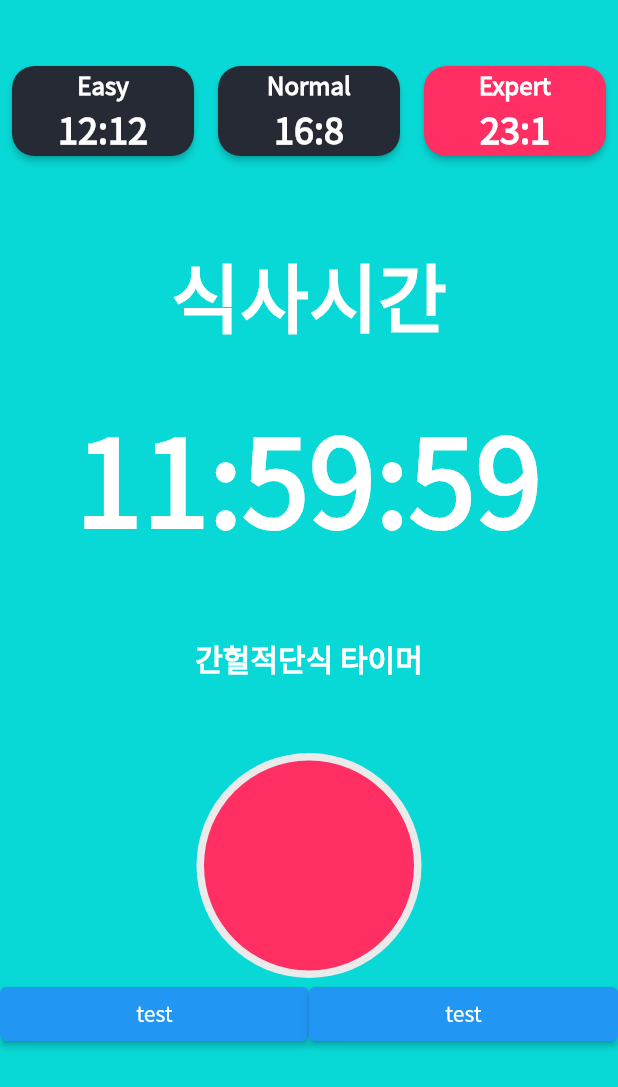
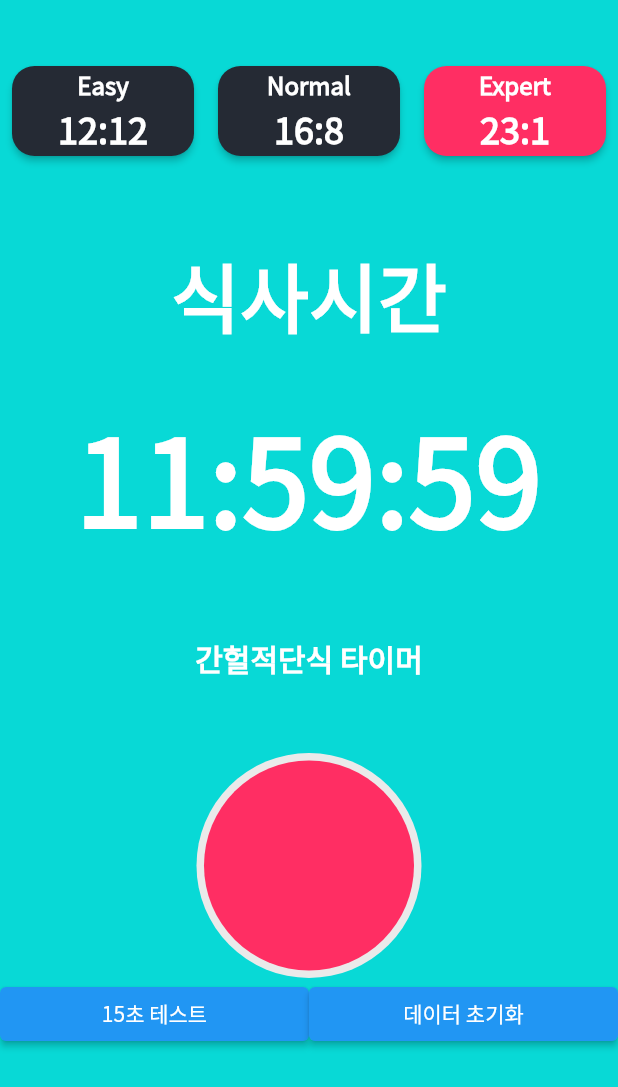
Before and after one commit to jungho1016/OneTouchTimer, a Flutter app: the screen it shows after launch, after a tap on "Easy", on a phone screen of 412 x 824 dp. Shown: the top 1087 px of the screen. Run offline on Flutter 3.47's test engine with Material 2 defaults, Android fonts, the light colour scheme and no system bars; our stand-ins replace flutter_local_notifications, get, google_mobile_ads, shared_preferences, timezone; missing offline and left inert: android_alarm_manager_plus; network calls fail.

Commit message:
Docs : 저장 기능 주석 처리

```diff
--- a/lib/presentation/main/main_controller.dart
+++ b/lib/presentation/main/main_controller.dart
@@ -23,7 +23,7 @@ class MainController extends GetxController with WidgetsBindingObserver {
     super.onInit();
     _setupBackgroundAlarm();
     WidgetsBinding.instance.addObserver(this);
-    restoreSavedData();
+    // restoreSavedData();
 
     BannerAd(
       adUnitId: AdHelper.bannerAdUnitId,
@@ -47,7 +47,7 @@ class MainController extends GetxController with WidgetsBindingObserver {
     WidgetsBinding.instance.removeObserver(this);
     _backgroundAlarmSubscription?.value.cancel();
     _timer?.cancel();
-    bannerAd?.dispose();
+    // bannerAd?.dispose();
     super.onClose();
   }
 
@@ -67,7 +67,7 @@ class MainController extends GetxController with WidgetsBindingObserver {
       if (!isTimerPaused) {
         if (eatTimeInSeconds > 0) {
           eatTimeInSeconds--;
-          saveDataOnExit(); // 데이터 저장
+          // saveDataOnExit(); // 데이터 저장
         } else {
           timer.cancel();
           Get.to(() => DietScreen(
@@ -113,12 +113,12 @@ class MainController extends GetxController with WidgetsBindingObserver {
     eatTimeInSeconds = eatHours * 3600;
     dietTimeInSeconds = dietHours * 3600;
     isTimerPaused = false;
-    saveDataOnExit(); // 데이터 저장
+    // saveDataOnExit(); // 데이터 저장
     _timer = Timer.periodic(const Duration(seconds: 1), (timer) {
       if (!isTimerPaused) {
         if (eatTimeInSeconds > 0) {
           eatTimeInSeconds--;
-          saveDataOnExit();
+          // saveDataOnExit();
           update(); // 데이터 저장
         } else {
           timer.cancel();
@@ -129,10 +129,10 @@ class MainController extends GetxController with WidgetsBindingObserver {
               title: '원터치 알람', body: '식사 시간이 완료되었습니다.', payload: 'test');
           update();
         }
-        if (eatTimeInSeconds == 0) {
-          lastEatTimeInSeconds =
-              dietTimeInSeconds; // eatTimeInSeconds가 0이 되면 값을 저장
-        }
+        // if (eatTimeInSeconds == 0) {
+        //   lastEatTimeInSeconds =
+        //       dietTimeInSeconds; // eatTimeInSeconds가 0이 되면 값을 저장
+        // }
       }
     });
   }
@@ -150,7 +150,7 @@ class MainController extends GetxController with WidgetsBindingObserver {
       if (!isTimerPaused) {
         if (eatTimeInSeconds > 0) {
           eatTimeInSeconds--;
-          saveDataOnExit();
+          // saveDataOnExit();
           update(); // 데이터 저장
         } else {
           timer.cancel();
@@ -161,10 +161,10 @@ class MainController extends GetxController with WidgetsBindingObserver {
               title: '원터치 알람', body: '식사 시간이 완료되었습니다.', payload: 'test');
           update();
         }
-        if (eatTimeInSeconds == 0) {
-          lastEatTimeInSeconds =
-              dietTimeInSeconds; // eatTimeInSeconds가 0이 되면 값을 저장
-        }
+        // if (eatTimeInSeconds == 0) {
+        //   lastEatTimeInSeconds =
+        //       dietTimeInSeconds; // eatTimeInSeconds가 0이 되면 값을 저장
+        // }
       }
     });
   }
@@ -180,35 +180,35 @@ class MainController extends GetxController with WidgetsBindingObserver {
     update();
   }
 
-  Future<void> restoreSavedData() async {
-    SharedPreferences prefs = await SharedPreferences.getInstance();
-
-    dietTimeInSeconds = prefs.getInt('dietTimeInSeconds') ?? 0;
-    int savedDietTimeInSeconds = prefs.getInt('dietTimeInSeconds') ?? 0;
-    int savedEatTimeInSeconds = prefs.getInt('eatTimeInSeconds') ?? 0;
-    int saveTime =
-        prefs.getInt('saveTime') ?? DateTime.now().millisecondsSinceEpoch;
-    print(' saveTime : $saveTime ');
-    int nowInSeconds =
-        ((DateTime.now().millisecondsSinceEpoch - saveTime) / 1000).round();
-    eatTimeInSeconds = savedEatTimeInSeconds - nowInSeconds;
-
-    if (eatTimeInSeconds == 0) {
-      dietTimeInSeconds = savedDietTimeInSeconds - nowInSeconds;
-    }
-
-    print('nowInSeconds  : $nowInSeconds');
-    isTimerPaused = prefs.getBool('isTimerPaused') ?? false;
-
-    if (!isTimerPaused && (eatTimeInSeconds > 0 || dietTimeInSeconds > 0)) {
-      if (eatTimeInSeconds == 0) {
-        dietTimeInSeconds =
-            lastEatTimeInSeconds; // eatTimeInSeconds가 0이면 저장된 값을 할당
-      }
-      startTimer1(eatTimeInSeconds, dietTimeInSeconds);
-      update(); // 타이머 시작
-    }
-  }
+  // Future<void> restoreSavedData() async {
+  //   SharedPreferences prefs = await SharedPreferences.getInstance();
+  //
+  //   dietTimeInSeconds = prefs.getInt('dietTimeInSeconds') ?? 0;
+  //   int savedDietTimeInSeconds = prefs.getInt('dietTimeInSeconds') ?? 0;
+  //   int savedEatTimeInSeconds = prefs.getInt('eatTimeInSeconds') ?? 0;
+  //   int saveTime =
+  //       prefs.getInt('saveTime') ?? DateTime.now().millisecondsSinceEpoch;
+  //   print(' saveTime : $saveTime ');
+  //   int nowInSeconds =
+  //       ((DateTime.now().millisecondsSinceEpoch - saveTime) / 1000).round();
+  //   eatTimeInSeconds = savedEatTimeInSeconds - nowInSeconds;
+  //
+  //   if (eatTimeInSeconds == 0) {
+  //     dietTimeInSeconds = savedDietTimeInSeconds - nowInSeconds;
+  //   }
+  //
+  //   print('nowInSeconds  : $nowInSeconds');
+  //   isTimerPaused = prefs.getBool('isTimerPaused') ?? false;
+  //
+  //   if (!isTimerPaused && (eatTimeInSeconds > 0 || dietTimeInSeconds > 0)) {
+  //     if (eatTimeInSeconds == 0) {
+  //       dietTimeInSeconds =
+  //           lastEatTimeInSeconds; // eatTimeInSeconds가 0이면 저장된 값을 할당
+  //     }
+  //     startTimer1(eatTimeInSeconds, dietTimeInSeconds);
+  //     update(); // 타이머 시작
+  //   }
+  // }
 
   // 로직 짜기
 
--- a/lib/presentation/main/main_screen.dart
+++ b/lib/presentation/main/main_screen.dart
@@ -11,7 +11,7 @@ class MainScreen extends GetView<MainController> with WidgetsBindingObserver {
 
   void onInit() {
     WidgetsBinding.instance.addObserver(this);
-    controller.restoreSavedData();
+    // controller.restoreSavedData();
   }
 
   void onClose() {
@@ -108,9 +108,9 @@ class MainScreen extends GetView<MainController> with WidgetsBindingObserver {
                   Expanded(
                     child: ElevatedButton(
                       onPressed: () {
-                        controller.startTimer1(30, 30);
+                        controller.startTimer1(15, 15);
                       },
-                      child: const Text('test'),
+                      child: const Text('15초 테스트'),
                     ),
                   ),
                   Expanded(
@@ -118,7 +118,7 @@ class MainScreen extends GetView<MainController> with WidgetsBindingObserver {
                       onPressed: () {
                         controller.clearSavedData();
                       },
-                      child: const Text('test'),
+                      child: const Text('데이터 초기화'),
                     ),
                   ),
                 ],
```
